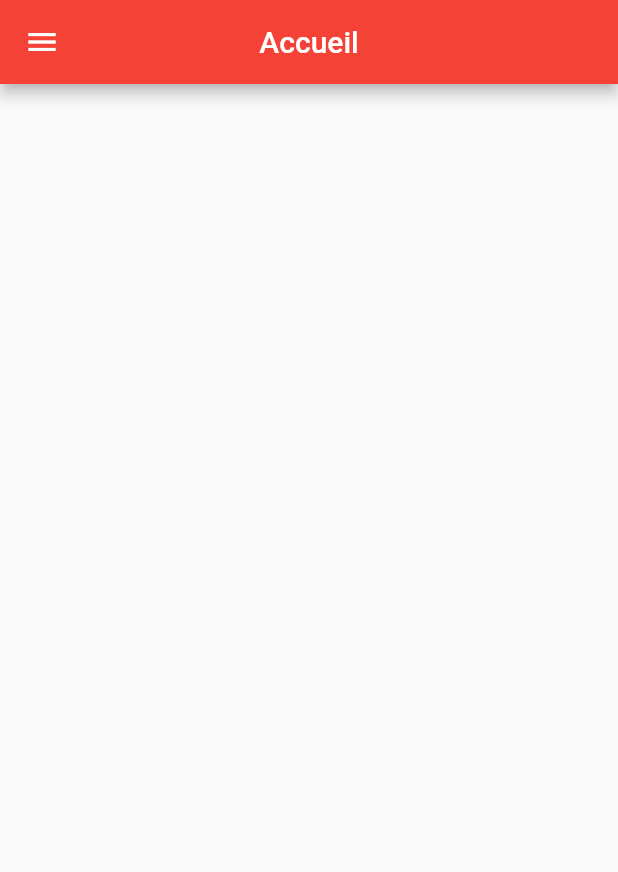
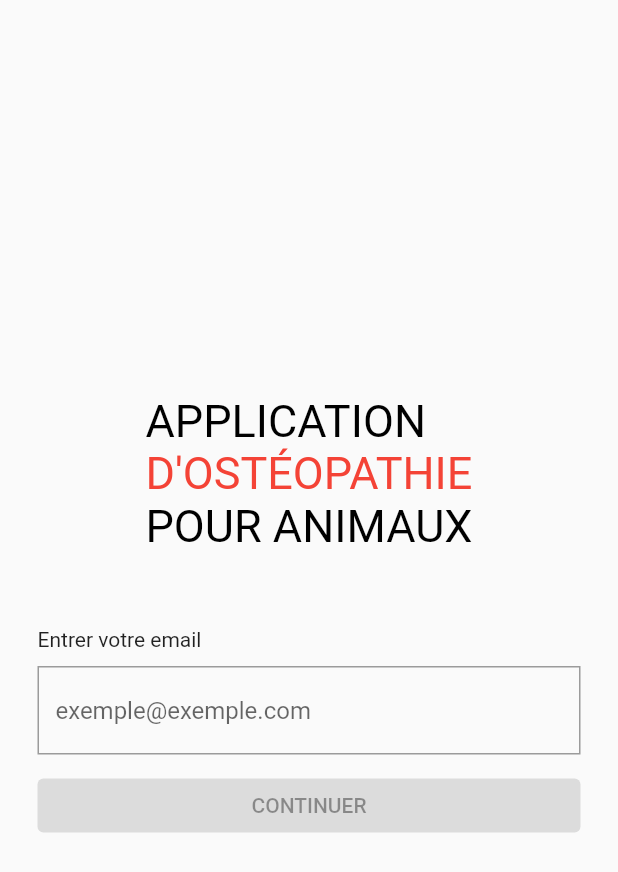
Before and after one commit to LancelotDucoeur/osteoapp, a Flutter app: the screen it shows after launch, on a phone screen of 412 x 824 dp. Shown: the top 872 px of the screen. Run offline on Flutter 3.47's test engine with Material 2 defaults, Android fonts, the phone set to English and light mode, and no system bars.

Commit message:
guestScreen without firebase

```diff
--- a/lib/main.dart
+++ b/lib/main.dart
@@ -1,5 +1,5 @@
 import 'package:flutter/material.dart';
-import 'package:osteoapp/pages/page_home.dart';
+import 'package:osteoapp/screens/guest/Guest.dart';
 
 void main() {
   runApp(const MyApp());
@@ -33,6 +33,6 @@
 class _MyHomePageState extends State<MyHomePage> {
   @override
   Widget build(BuildContext context) {
-    return PageHome();
+    return GuestScreen();
   }
 }
--- a/lib/pages/page_planning.dart
+++ b/lib/screens/Clients.dart
@@ -1,14 +1,14 @@
 import 'package:flutter/material.dart';
 import 'package:osteoapp/widgets/navigation_drawer.dart';
 
-class PagePlanning extends StatelessWidget {
+class Clients extends StatelessWidget {
   @override
   Widget build(BuildContext context) {
     return SafeArea(
       child: Scaffold(
         drawer: NavigationDrawerWidget(),
         appBar: AppBar(
-          title: const Text('planning'),
+          title: const Text('Clients'),
           centerTitle: true,
           backgroundColor: Colors.red,
         ),
--- a/lib/pages/page_maps.dart
+++ b/lib/screens/Home.dart
@@ -1,14 +1,14 @@
 import 'package:flutter/material.dart';
 import 'package:osteoapp/widgets/navigation_drawer.dart';
 
-class PageMaps extends StatelessWidget {
+class Home extends StatelessWidget {
   @override
   Widget build(BuildContext context) {
     return SafeArea(
       child: Scaffold(
         drawer: NavigationDrawerWidget(),
         appBar: AppBar(
-          title: const Text('Maps'),
+          title: const Text('Accueil'),
           centerTitle: true,
           backgroundColor: Colors.red,
         ),
--- a/lib/pages/page_clients.dart
+++ b/lib/screens/Maps.dart
@@ -1,14 +1,14 @@
 import 'package:flutter/material.dart';
 import 'package:osteoapp/widgets/navigation_drawer.dart';
 
-class PageClients extends StatelessWidget {
+class Maps extends StatelessWidget {
   @override
   Widget build(BuildContext context) {
     return SafeArea(
       child: Scaffold(
         drawer: NavigationDrawerWidget(),
         appBar: AppBar(
-          title: const Text('Clients'),
+          title: const Text('Maps'),
           centerTitle: true,
           backgroundColor: Colors.red,
         ),
--- a/lib/pages/page_home.dart
+++ b/lib/screens/Planning.dart
@@ -1,14 +1,14 @@
 import 'package:flutter/material.dart';
 import 'package:osteoapp/widgets/navigation_drawer.dart';
 
-class PageHome extends StatelessWidget {
+class Planning extends StatelessWidget {
   @override
   Widget build(BuildContext context) {
     return SafeArea(
       child: Scaffold(
         drawer: NavigationDrawerWidget(),
         appBar: AppBar(
-          title: const Text('Accueil'),
+          title: const Text('planning'),
           centerTitle: true,
           backgroundColor: Colors.red,
         ),
--- a/lib/pages/page_settings.dart
+++ b/lib/screens/Settings.dart
@@ -1,7 +1,7 @@
 import 'package:flutter/material.dart';
 import 'package:osteoapp/widgets/navigation_drawer.dart';
 
-class PageSettings extends StatelessWidget {
+class Settings extends StatelessWidget {
   @override
   Widget build(BuildContext context) {
     return SafeArea(
--- /dev/null
+++ b/lib/screens/guest/Auth.dart
@@ -0,0 +1,107 @@
+import 'package:flutter/material.dart';
+
+class AuthScreen extends StatefulWidget {
+  final Function(int) onChangedStep;
+  const AuthScreen({
+    Key? key,
+    required this.onChangedStep,
+  }) : super(key: key);
+
+  @override
+  State<AuthScreen> createState() => _AuthScreenState();
+}
+
+class _AuthScreenState extends State<AuthScreen> {
+  final GlobalKey<FormState> _formKey = GlobalKey<FormState>();
+  final RegExp emailRegex = RegExp(r"[a-z0-9\._-]+@[a-z0-9\._-]+\.[a-z]+");
+
+  String _email = '';
+
+  @override
+  Widget build(BuildContext context) {
+    return SafeArea(
+      child: Scaffold(
+        body: Center(
+          child: SingleChildScrollView(
+            padding: const EdgeInsets.symmetric(
+              horizontal: 25.0,
+            ),
+            child: Column(children: [
+              RichText(
+                text: TextSpan(
+                  text: "Application\n".toUpperCase(),
+                  style: const TextStyle(
+                    color: Colors.black,
+                    fontSize: 30,
+                  ),
+                  children: [
+                    TextSpan(
+                      text: "d'Ostéopathie\n".toUpperCase(),
+                      style: const TextStyle(
+                        color: Colors.red,
+                      ),
+                    ),
+                    TextSpan(
+                      text: "pour animaux".toUpperCase(),
+                    ),
+                  ],
+                ),
+              ),
+              const SizedBox(
+                height: 50.0,
+              ),
+              Form(
+                key: _formKey,
+                child: Column(
+                  crossAxisAlignment: CrossAxisAlignment.stretch,
+                  children: [
+                    const Text('Entrer votre email'),
+                    const SizedBox(
+                      height: 10.0,
+                    ),
+                    TextFormField(
+                      onChanged: (value) => setState(() => _email = value),
+                      validator: (value) =>
+                          value!.isEmpty || !emailRegex.hasMatch(value)
+                              ? "Please enter a valid email"
+                              : null,
+                      decoration: InputDecoration(
+                        hintText: "exemple@exemple.com",
+                        border: OutlineInputBorder(
+                          borderRadius: BorderRadius.circular(0.0),
+                          borderSide: const BorderSide(
+                            color: Colors.grey,
+                          ),
+                        ),
+                        focusedBorder: OutlineInputBorder(
+                          borderRadius: BorderRadius.circular(0.0),
+                          borderSide: const BorderSide(
+                            color: Colors.red,
+                          ),
+                        ),
+                      ),
+                    ),
+                    const SizedBox(
+                      height: 10.0,
+                    ),
+                    ElevatedButton(
+                      onPressed: !emailRegex.hasMatch(_email)
+                          ? null
+                          : () => {
+                                if (_formKey.currentState!.validate())
+                                  {widget.onChangedStep(1)}
+                              },
+                      child: Text(
+                        "continuer".toUpperCase(),
+                      ),
+                    )
+                  ],
+                ),
+              )
+            ]),
+          ),
+        ),
+      ),
+    );
+  }
+}
--- /dev/null
+++ b/lib/screens/guest/Guest.dart
@@ -0,0 +1,37 @@
+import 'package:flutter/material.dart';
+import 'package:osteoapp/screens/guest/Auth.dart';
+import 'package:osteoapp/screens/guest/Password.dart';
+import 'package:osteoapp/screens/guest/Terms.dart';
+
+class GuestScreen extends StatefulWidget {
+  const GuestScreen({Key? key}) : super(key: key);
+
+  @override
+  State<GuestScreen> createState() => _GuestScreenState();
+}
+
+class _GuestScreenState extends State<GuestScreen> {
+  List<Widget> _widgets = [];
+  int _indexSelected = 0;
+
+  @override
+  void initState() {
+    super.initState();
+
+    _widgets.addAll([
+      AuthScreen(
+          onChangedStep: (index) => setState(() => _indexSelected = index)),
+      TermsScreen(
+          onChangedStep: (index) => setState(() => _indexSelected = index)),
+      PasswordScreen(
+          onChangedStep: (index) => setState(() => _indexSelected = index)),
+    ]);
+  }
+
+  @override
+  Widget build(BuildContext context) {
+    return Container(
+      child: _widgets.elementAt(_indexSelected),
+    );
+  }
+}
```
Also changed, not shown: lib/screens/guest/Password.dart (added, +112 -0 lines), lib/screens/guest/Terms.dart (added, +90 -0 lines), lib/widgets/navigation_drawer.dart (+10 -10 lines), 3 other files.
